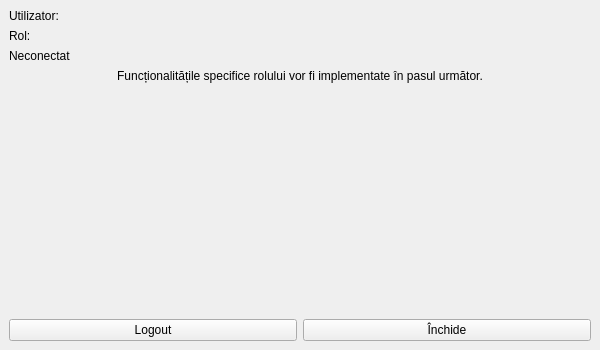
Above: gui/MainWindow.ui from Cozmin-crypto/EduChainProject before the change. Below: the same form after it.
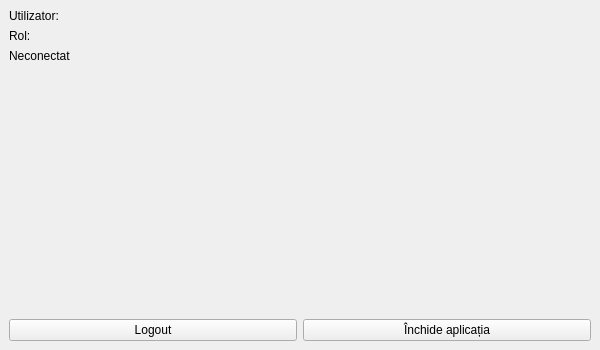
That is the form after the change.

Patch:
```diff
--- a/gui/MainWindow.ui
+++ b/gui/MainWindow.ui
@@ -9,11 +9,10 @@
     <item><widget class="QLabel" name="userLabel"><property name="text"><string>Utilizator:</string></property></widget></item>
     <item><widget class="QLabel" name="roleLabel"><property name="text"><string>Rol:</string></property></widget></item>
     <item><widget class="QLabel" name="connectionLabel"><property name="text"><string>Neconectat</string></property></widget></item>
-    <item><widget class="QLabel" name="placeholderLabel"><property name="text"><string>Funcționalitățile specifice rolului vor fi implementate în pasul următor.</string></property><property name="alignment"><set>Qt::AlignmentFlag::AlignCenter</set></property></widget></item>
-    <item><spacer name="verticalSpacer"><property name="orientation"><enum>Qt::Orientation::Vertical</enum></property><property name="sizeHint" stdset="0"><size><width>20</width><height>40</height></size></property></spacer></item>
+    <item><widget class="QStackedWidget" name="dashboardStack"/></item>
     <item><layout class="QHBoxLayout" name="buttonsLayout">
      <item><widget class="QPushButton" name="logoutButton"><property name="text"><string>Logout</string></property></widget></item>
-     <item><widget class="QPushButton" name="closeButton"><property name="text"><string>Închide</string></property></widget></item>
+     <item><widget class="QPushButton" name="closeButton"><property name="text"><string>Închide aplicația</string></property></widget></item>
     </layout></item>
    </layout>
   </widget>
```
